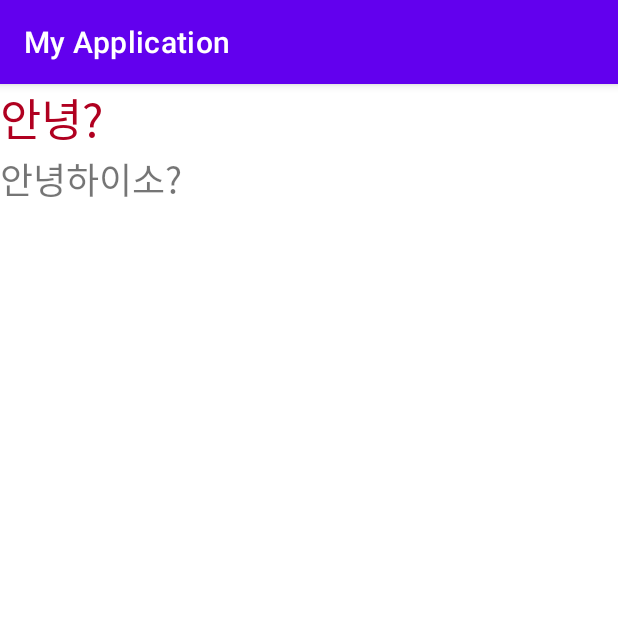
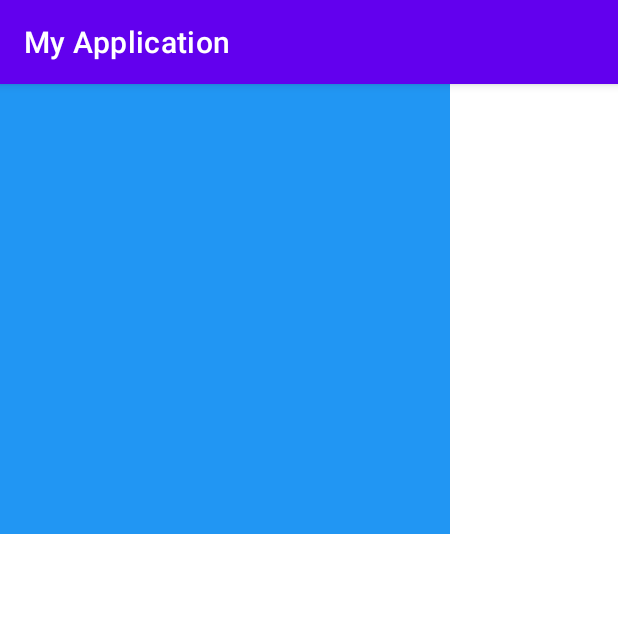
Before and after one commit to CHRIS-AN/AndroidBeginner, an Android app: the screen it shows after launch (MainActivity), on a phone screen of 412 x 824 dp, the top half of it. Run offline under Robolectric (Android 15) with nearby library versions, the phone set to English and light mode, and no system bars.

Commit message:
android_20210324

```diff
--- a/app/src/main/res/layout/activity_main.xml
+++ b/app/src/main/res/layout/activity_main.xml
@@ -4,22 +4,21 @@
     xmlns:tools="http://schemas.android.com/tools"
     android:layout_width="wrap_content"
     android:layout_height="wrap_content"
+    android:gravity="right"
     android:orientation="vertical"
     tools:context=".MainActivity">
 
-    <TextView
-        android:layout_width="wrap_content"
-        android:layout_height="wrap_content"
-        android:text="안녕?"
-        android:textColor="@color/design_default_color_error"
-        android:textSize="30sp" />
+    <ImageView
+        android:layout_width="300dp"
+        android:background="#2196F3"
+        android:layout_height="300dp"/>
 
     <TextView
-        android:layout_width="wrap_content"
+        android:layout_width="match_parent"
         android:layout_height="wrap_content"
-        android:text="안녕하이소?"
-        android:textSize="24sp">
+        android:textSize="50dp"
+
+        />
 
 
-    </TextView>
 </LinearLayout>
```
